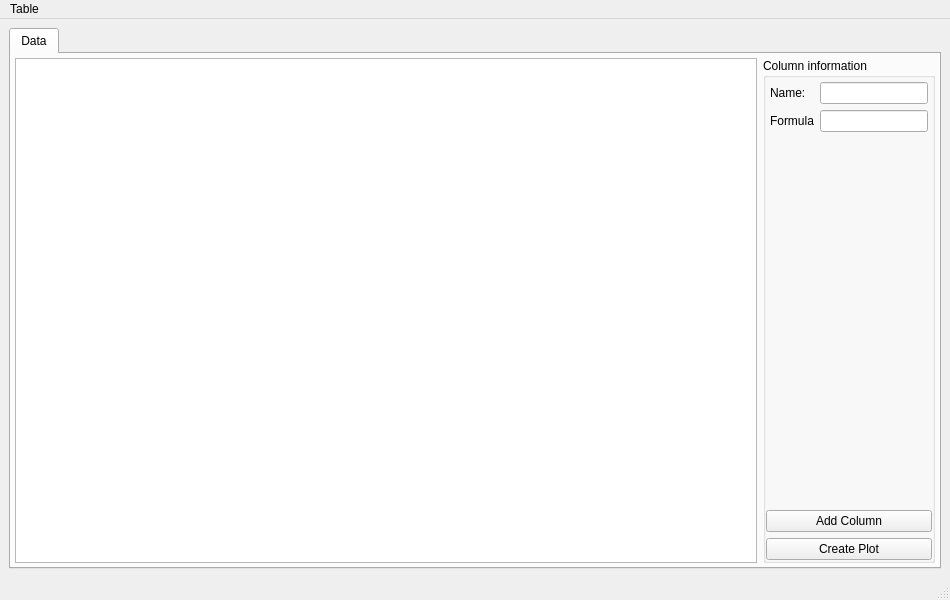
The window that src/analyser/resources/analyser.ui (davidfokkema/tailor) describes before a commit, drawn with Qt 5.
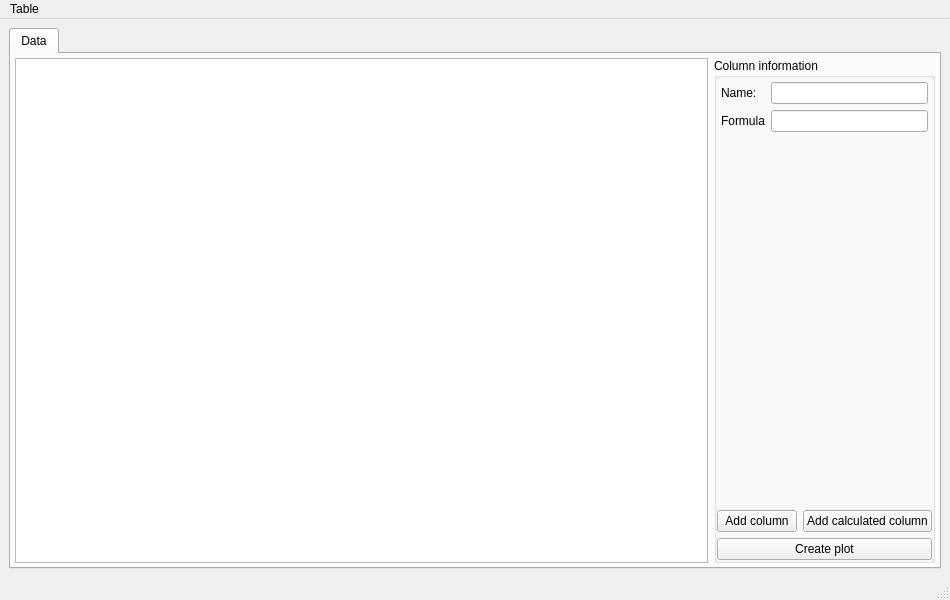
The same window after the commit.

Commit message: Disable formula for normal columns and added button and tab order

Diff of the .ui file:
```diff
--- a/src/analyser/resources/analyser.ui
+++ b/src/analyser/resources/analyser.ui
@@ -67,6 +67,9 @@
            </property>
            <item>
             <layout class="QFormLayout" name="formLayout">
+             <property name="fieldGrowthPolicy">
+              <enum>QFormLayout::ExpandingFieldsGrow</enum>
+             </property>
              <property name="leftMargin">
               <number>4</number>
              </property>
@@ -112,7 +115,14 @@
                 </sizepolicy>
                </property>
                <property name="text">
-                <string>Add Column</string>
+                <string>Add column</string>
+               </property>
+              </widget>
+             </item>
+             <item>
+              <widget class="QPushButton" name="add_calculated_column_button">
+               <property name="text">
+                <string>Add calculated column</string>
                </property>
               </widget>
              </item>
@@ -121,7 +131,7 @@
            <item>
             <widget class="QPushButton" name="create_plot_button">
              <property name="text">
-              <string>Create Plot</string>
+              <string>Create plot</string>
              </property>
             </widget>
            </item>
```
Left out of the diff: 9 changed lines with no effect on the pictures. The commit also changes 2 other files.
